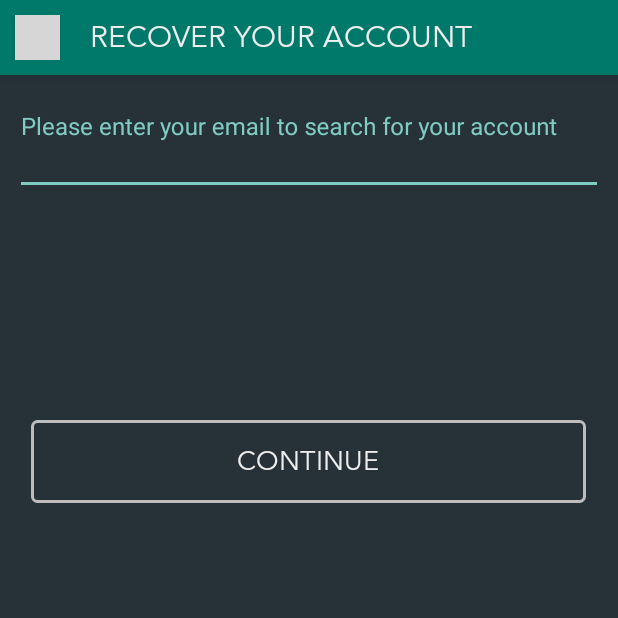
After one commit to 3g015st/SidelineTG, an Android app: the recoverAccountActivity screen opened directly, with no data from a screen before it, on a phone screen of 412 x 824 dp, the top half of it. The commit adds this screen. Run offline under Robolectric (Android 15) with nearby library versions, the phone set to English and light mode, and no system bars; our stand-ins replace ButterKnife, Volley; libraries missing offline, so code that uses them is left out: com.ontbee.legacyforks, com.sdsmdg.tastytoast; grey boxes are pictures that could not be loaded.

Commit message:
Added recover account module.

```diff
--- a/app/src/main/AndroidManifest.xml
+++ b/app/src/main/AndroidManifest.xml
@@ -67,7 +67,7 @@
         <activity android:name=".modules.myTasks.viewTaskOffers.taskOffersActivity" />
         <activity android:name=".modules.viewTaskerProfile.taskerProfileActivity" />
         <activity android:name=".modules.changePassword.changePasswordActivity" />
-        <activity android:name=".modules.recoverAccount.searchEmailActivity"></activity>
+        <activity android:name=".modules.recoverAccount.recoverAccountActivity"></activity>
     </application>
 
 </manifest>
--- a/app/src/main/java/com/example/benedictlutab/sidelinetg/helpers/apiRouteUtil.java
+++ b/app/src/main/java/com/example/benedictlutab/sidelinetg/helpers/apiRouteUtil.java
@@ -7,7 +7,7 @@ package com.example.benedictlutab.sidelinetg.helpers;
 public class apiRouteUtil
 {
     // Set domain
-    public String DOMAIN = "http://192.168.0.100/Sideline/admin_area/";
+    public String DOMAIN = "http://192.168.0.101/Sideline/admin_area/";
 //    public String DOMAIN = "http://169.254.253.97/Sideline/";
 //    public String DOMAIN = "http://192.168.43.218/Sideline/admin_area/";
 //    public String DOMAIN = "http://192.168.0.36/Sideline/";
@@ -34,5 +34,8 @@ public class apiRouteUtil
     public String URL_CHANGE_PASS                  = DOMAIN + "api/common/changePassword.php";
 
     // RECOVER ACCOUNT
-
+    public String URL_SEARCH_EMAIL                 = DOMAIN + "api/common/recoverAccount/searchEmail.php";
+    public String URL_SEND_VERIFICATION_CODE       = DOMAIN + "api/common/recoverAccount/sendVerificationCode.php";
+    public String URL_VERIFY_CODE                  = DOMAIN + "api/common/recoverAccount/verifyCode.php";
+    public String URL_CHANGE_PASSWORD              = DOMAIN + "api/common/recoverAccount/changePassword.php";
 }
--- /dev/null
+++ b/app/src/main/res/layout/recoveraccount_activity_recoveraccount.xml
@@ -0,0 +1,173 @@
+<?xml version="1.0" encoding="utf-8"?>
+<RelativeLayout xmlns:android="http://schemas.android.com/apk/res/android"
+    xmlns:tools="http://schemas.android.com/tools"
+    android:layout_width="match_parent"
+    android:layout_height="match_parent"
+    xmlns:app="http://schemas.android.com/apk/res-auto"
+    android:background="@color/colorBGSecondary"
+    android:orientation="vertical"
+    tools:context="com.example.benedictlutab.sidelinetg.modules.recoverAccount.recoverAccountActivity">
+
+    <!--App Bar/Title Bar-->
+    <android.support.design.widget.AppBarLayout
+        android:layout_width="match_parent"
+        android:layout_height="50dp"
+        android:layout_gravity="top"
+        android:background="@color/colorPrimaryLight"
+        android:gravity="center">
+
+        <LinearLayout
+            android:layout_width="match_parent"
+            android:layout_height="wrap_content"
+            android:orientation="horizontal">
+
+            <Button
+                android:id="@+id/btnBack"
+                android:layout_width="30dp"
+                android:layout_height="30dp"
+                android:layout_marginLeft="10dp"
+                android:background="@drawable/main_img_back" />
+
+            <TextView
+                android:id="@+id/tvTitle"
+                android:layout_width="wrap_content"
+                android:layout_height="wrap_content"
+                android:layout_gravity="center"
+                android:layout_marginLeft="20dp"
+                android:text="Recover your account"
+                android:textAllCaps="true"
+                android:textColor="@color/colorFontPrimary"
+                android:textSize="20sp" />
+        </LinearLayout>
+    </android.support.design.widget.AppBarLayout>
+
+    <!--SEARCH EMAIL LAYOUT-->
+    <LinearLayout
+        android:layout_marginTop="75dp"
+        android:id="@+id/llSearchEmail"
+        android:layout_width="match_parent"
+        android:layout_height="wrap_content"
+        android:orientation="vertical">
+
+        <android.support.design.widget.TextInputLayout
+            android:layout_width="match_parent"
+            android:layout_height="wrap_content"
+            android:gravity="bottom"
+            android:textColorHint="#bdbdbd"
+            app:hintTextAppearance="@style/TextAppearance.App.TextInputLayout">
+            <EditText
+                android:id="@+id/etEmail"
+                android:layout_width="match_parent"
+                android:layout_height="wrap_content"
+                android:layout_marginLeft="10dp"
+                android:layout_marginRight="10dp"
+                android:backgroundTint="@color/colorAccent"
+                android:hint="Please enter your email to search for your account"
+                android:textColor="#eeeeee"
+                android:textSize="15dp"
+                android:inputType="textFilter"
+                android:maxLength="200"
+                android:singleLine="true" />
+        </android.support.design.widget.TextInputLayout>
+
+        <Button
+            android:id="@+id/btnSearch"
+            android:layout_gravity="center"
+            android:layout_width="370dp"
+            android:layout_height="55dp"
+            android:layout_margin="150dp"
+            android:text="CONTINUE"
+            android:textColor="#eeeeee"
+            android:textSize="18sp"
+            android:background="@drawable/main_btn_bg"/>
+
+    </LinearLayout>
+
+    <!--VERIFY CODE LAYOUT-->
+    <LinearLayout
+        android:layout_marginTop="75dp"
+        android:id="@+id/llVerifyCode"
+        android:visibility="gone"
+        android:layout_width="match_parent"
+        android:layout_height="wrap_content"
+        android:orientation="vertical">
+
+        <android.support.design.widget.TextInputLayout
+            android:layout_width="match_parent"
+            android:layout_height="wrap_content"
+            android:gravity="bottom"
+            android:textColorHint="#bdbdbd"
+            app:hintTextAppearance="@style/TextAppearance.App.TextInputLayout">
+            <EditText
+                android:id="@+id/etCode"
+                android:layout_width="match_parent"
+                android:layout_height="wrap_content"
+                android:layout_marginLeft="10dp"
+                android:layout_marginRight="10dp"
+                android:backgroundTint="@color/colorAccent"
+                android:hint="Please enter the 6-digit code that we sent to your email."
+                android:textColor="#eeeeee"
+                android:textSize="15dp"
+                android:inputType="textFilter"
+                android:maxLength="6"
+                android:lines="1" />
+        </android.support.design.widget.TextInputLayout>
+
+        <Button
+            android:id="@+id/btnVerify"
+            android:layout_gravity="center"
+            android:layout_width="370dp"
+            android:layout_height="55dp"
+            android:layout_margin="150dp"
+            android:text="Verify"
+            android:textColor="#eeeeee"
+            android:textSize="18sp"
+            android:background="@drawable/main_btn_bg"/>
+
+    </LinearLayout>
+
+    <!--NEW PASSWORD LAYOUT-->
+    <LinearLayout
+        android:layout_marginTop="75dp"
+        android:id="@+id/llNewPassword"
+        android:visibility="gone"
+        android:layout_width="match_parent"
+        android:layout_height="wrap_content"
+        android:orientation="vertical">
+
+        <android.support.design.widget.TextInputLayout
+            android:id="@+id/tilPassword"
+            android:layout_width="match_parent"
+            android:layout_height="wrap_content"
+            android:textColorHint="#bdbdbd"
+            app:hintTextAppearance="@style/TextAppearance.App.TextInputLayout"
+            app:passwordToggleEnabled="true">
+
+            <EditText
+                android:id="@+id/etPassword"
+                android:layout_width="match_parent"
+                android:layout_height="wrap_content"
+                android:inputType="textPassword"
+                android:layout_marginLeft="40dp"
+                android:layout_marginRight="40dp"
+                android:layout_marginBottom="40dp"
+                android:hint="Enter a new password"
+                android:textColor="#eeeeee"
+                android:backgroundTint="@color/colorAccent"/>
+        </android.support.design.widget.TextInputLayout>
+
+        <Button
+            android:id="@+id/btnChangePassword"
+            android:layout_gravity="center"
+            android:layout_width="370dp"
+            android:layout_height="55dp"
+            android:layout_margin="150dp"
+            android:text="Change Password"
+            android:textColor="#eeeeee"
+            android:textSize="18sp"
+            android:background="@drawable/main_btn_bg"/>
+
+    </LinearLayout>
+
+
+</RelativeLayout>
```
Also changed, not shown: app/src/main/java/com/example/benedictlutab/sidelinetg/modules/login/loginActivity.java (+7 -1 lines), app/src/main/java/com/example/benedictlutab/sidelinetg/modules/recoverAccount/recoverAccountActivity.java (added, +366 -0 lines), app/src/main/java/com/example/benedictlutab/sidelinetg/modules/recoverAccount/searchEmailActivity.java (deleted, +0 -17 lines), app/src/main/res/layout/recoveraccount_activity_search_email.xml (deleted, +0 -9 lines).
